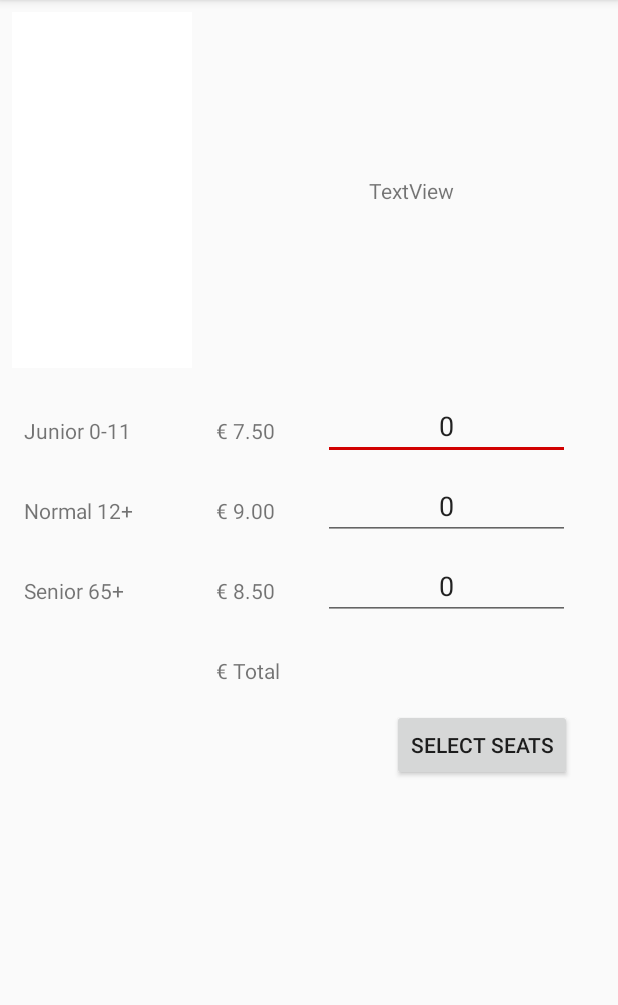
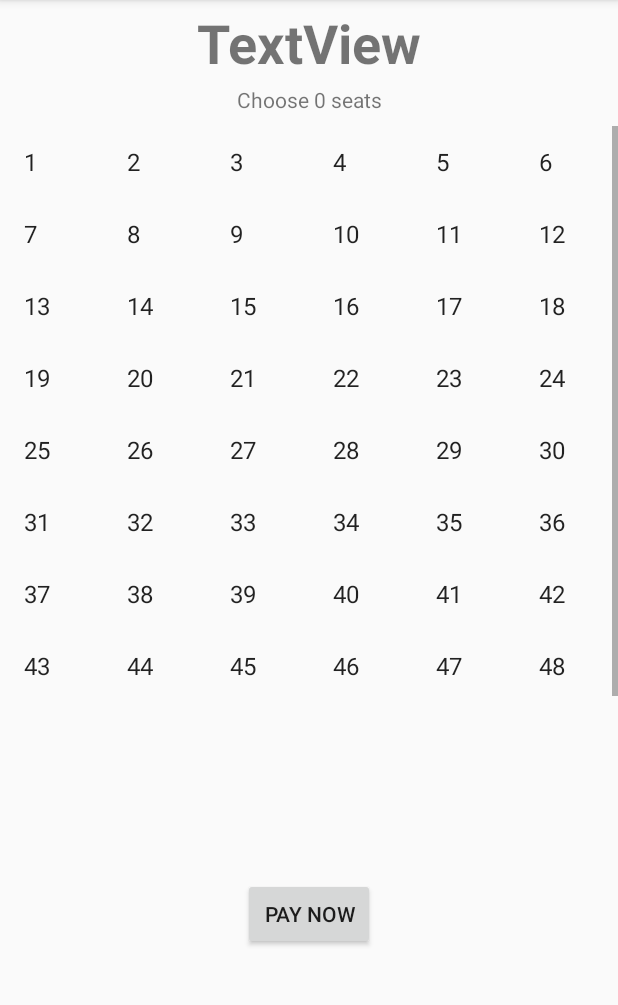
Before and after one commit to Teunimli/Bioscoop, an Android app: the TicketSelectActivity screen opened directly, with no data from a screen before it, after a tap on "SELECT SEATS", on a phone screen of 412 x 824 dp, the part 84-1089 px from its top. Run offline under Robolectric (Android 15) with nearby library versions, the phone set to English and light mode, and no system bars; our stand-ins replace Picasso; pictures from the network do not load; 3 statements that could not run were skipped.

Commit message:
Added: application flow adn SeatSelect Logic

```diff
--- a/App/Bioscopify/app/src/main/AndroidManifest.xml
+++ b/App/Bioscopify/app/src/main/AndroidManifest.xml
@@ -36,7 +36,7 @@
                 android:value=".PresentationLayer.MainActivity" />
         </activity>
         <activity android:name=".PresentationLayer.TicketSelectActivity" />
-        <activity android:name=".PresentationLayer.TicketSelectActivity"></activity>
+        <activity android:name=".PresentationLayer.SeatSelectActivity"/>
     </application>
 
 </manifest>
--- a/App/Bioscopify/app/src/main/java/com/example/rickyberg/bioscopify/PresentationLayer/DetailActivity.java
+++ b/App/Bioscopify/app/src/main/java/com/example/rickyberg/bioscopify/PresentationLayer/DetailActivity.java
@@ -83,6 +83,7 @@ private Movie item;
         //TICKET SELECT SCREEN
         Intent intent = new Intent(getApplicationContext(), TicketSelectActivity.class);
         intent.putExtra("MOVIEITEM", item);
+        intent.putExtra("TIME",time.getText());
         startActivity(intent);
     }
 }
--- a/App/Bioscopify/app/src/main/java/com/example/rickyberg/bioscopify/PresentationLayer/SeatSelectActivity.java
+++ b/App/Bioscopify/app/src/main/java/com/example/rickyberg/bioscopify/PresentationLayer/SeatSelectActivity.java
@@ -1,13 +1,17 @@
 package com.example.rickyberg.bioscopify.PresentationLayer;
 
+import android.content.Intent;
 import android.support.v7.app.AppCompatActivity;
 import android.os.Bundle;
 import android.view.View;
 import android.widget.AdapterView;
 import android.widget.ArrayAdapter;
+import android.widget.Button;
 import android.widget.GridView;
 import android.widget.TextView;
+import android.widget.Toast;
 
+import com.example.rickyberg.bioscopify.DomainLayer.Movie;
 import com.example.rickyberg.bioscopify.R;
 
 import java.util.ArrayList;
@@ -18,15 +22,31 @@ public class SeatSelectActivity extends AppCompatActivity {
     private ArrayAdapter<String> adapter;
     private int backposition = -1;
     private int seatCount;
+    private TextView title;
+    private TextView seats;
+    private Movie movie;
+    private Button nextbtn;
+    private int tickets;
+    private double price;
+    private String time;
     @Override
     protected void onCreate(Bundle savedInstanceState) {
         super.onCreate(savedInstanceState);
         setContentView(R.layout.activity_seat_select);
-        seatCount = 5;//AANTAL TICKETS GEKOCHT;
         numbers = new ArrayList();
         for (int i = 1; i <=48; i++) {
             numbers.add(""+i);
         }
+        title = (TextView) findViewById(R.id.tvTitleMovieSeatScreen);
+        seats = (TextView) findViewById(R.id.tvSeatCount);
+        nextbtn = (Button) findViewById(R.id.btNextSeatscreen);
+        movie = (Movie) getIntent().getSerializableExtra("MOVIE");
+        title.setText(movie.getTitle());
+        seatCount = (int) getIntent().getSerializableExtra("SEATS");
+        tickets = (int) getIntent().getSerializableExtra("SEATS");
+        price = (double) getIntent().getSerializableExtra("PRICE");
+        time = (String) getIntent().getSerializableExtra("TIME");
+        seats.setText("Choose "+seatCount+" seats");
         adapter = new ArrayAdapter<String>(this,android.R.layout.simple_list_item_1,numbers);
         gridView = (GridView) findViewById(R.id.gbSeatSelect);
         gridView.setAdapter(adapter);
@@ -45,6 +65,7 @@ public class SeatSelectActivity extends AppCompatActivity {
                         int text = i++;
                         GridViewItems.setText(""+i);
                         seatCount++;
+                        seats.setText("Choose "+seatCount+" seats");
 
                     }
                     else
@@ -53,6 +74,7 @@ public class SeatSelectActivity extends AppCompatActivity {
 
                         GridViewItems.setText(GridViewItems.getText()+".");
                         seatCount--;
+                        seats.setText("Choose "+seatCount+" seats");
                     }
 
                 }
@@ -66,10 +88,29 @@ public class SeatSelectActivity extends AppCompatActivity {
                         int text = i++;
                         GridViewItems.setText("" + i);
                         seatCount++;
+                        seats.setText("Choose "+seatCount+" seats");
                     }
                 }
 
             }
         });
+        nextbtn.setOnClickListener(new View.OnClickListener() {
+            @Override
+            public void onClick(View view) {
+                if (seatCount == 0)
+                {
+                    Intent intent = new Intent(getApplicationContext(), PayOrderActivity.class);
+                    intent.putExtra("MOVIE", movie);
+                    intent.putExtra("SEATS", tickets);
+                    intent.putExtra("PRICE", price);
+                    intent.putExtra("TIME", time);
+                    startActivity(intent);
+                }
+                else
+                {
+                    Toast.makeText(getApplicationContext(),"Not all seats selected",Toast.LENGTH_SHORT).show();
+                }
+            }
+        });
     }
 }
--- a/App/Bioscopify/app/src/main/java/com/example/rickyberg/bioscopify/PresentationLayer/TicketSelectActivity.java
+++ b/App/Bioscopify/app/src/main/java/com/example/rickyberg/bioscopify/PresentationLayer/TicketSelectActivity.java
@@ -25,6 +25,7 @@ public class TicketSelectActivity extends AppCompatActivity {
     private TextView totalPriceTv;
     private Button selectSeatsButton;
     private Movie selectedMovie;
+    private String time;
 
     private int nrOfJuniorTickets; // veranderen naar int
     private int nrOfNormalTickets;
@@ -40,6 +41,7 @@ public class TicketSelectActivity extends AppCompatActivity {
         setContentView(R.layout.activity_ticket_select);
 
         this.selectedMovie = (Movie) getIntent().getSerializableExtra("MOVIEITEM");
+        time = (String) getIntent().getSerializableExtra("TIME");
 
         this.posterIv = (ImageView) findViewById(R.id.imageView);
         this.titleTv = (TextView) findViewById(R.id.titleTv);
@@ -47,7 +49,17 @@ public class TicketSelectActivity extends AppCompatActivity {
         this.normalTicketsEt = (EditText) findViewById(R.id.normalTicketsEt);
         this.seniorTicketsEt = (EditText) findViewById(R.id.seniorTicketsEt);
         this.totalPriceTv = (TextView) findViewById(R.id.totalPriceTv);
-        this.selectSeatsButton = (Button) findViewById(R.id.selectSeatsBtn);
+        this.selectSeatsButton = (Button) findViewById(R.id.button2);
+        selectSeatsButton.setOnClickListener(new View.OnClickListener() {
+            @Override
+            public void onClick(View view) {
+                Intent intent = new Intent(getApplicationContext(), SeatSelectActivity.class);
+                intent.putExtra("MOVIE", selectedMovie);
+                intent.putExtra("SEATS",nrOfTotalSeatsSelected);
+                intent.putExtra("PRICE", totalPrice);
+                startActivity(intent);
+            }
+        });
 
         Picasso.with(this).load(selectedMovie.getPosterpath()).into(posterIv);
         titleTv.setText(selectedMovie.getTitle());
@@ -148,12 +160,4 @@ public class TicketSelectActivity extends AppCompatActivity {
         String stringDouble = Double.toString(totalPrice);
         totalPriceTv.setText("€ " + stringDouble);
     }
-
-    public void onClick(View view){
-        Intent intent = new Intent(getApplicationContext(), SeatSelectActivity.class);
-        intent.putExtra("MOVIEITEM", selectedMovie);
-        intent.putExtra("NROFSEATS",nrOfTotalSeatsSelected);
-        intent.putExtra("PRICE", totalPrice);
-        startActivity(intent);
-    }
 }
--- a/App/Bioscopify/app/src/main/res/layout/activity_seat_select.xml
+++ b/App/Bioscopify/app/src/main/res/layout/activity_seat_select.xml
@@ -12,7 +12,7 @@
         android:layout_height="wrap_content"
         android:layout_marginEnd="8dp"
         android:layout_marginStart="8dp"
-        android:layout_marginTop="8dp"
+        android:layout_marginTop="4dp"
         android:text="TextView"
         android:textSize="36sp"
         android:textStyle="bold"
@@ -26,7 +26,7 @@
         android:layout_height="wrap_content"
         android:layout_marginEnd="8dp"
         android:layout_marginStart="8dp"
-        android:layout_marginTop="8dp"
+        android:layout_marginTop="4dp"
         android:text="TextView"
         app:layout_constraintEnd_toEndOf="parent"
         app:layout_constraintStart_toStartOf="parent"
@@ -35,22 +35,25 @@
     <GridView
         android:id="@+id/gbSeatSelect"
         android:layout_width="0dp"
-        android:layout_height="352dp"
-        android:layout_marginTop="92dp"
+        android:layout_height="382dp"
+        android:layout_marginTop="84dp"
+        android:numColumns="6"
         app:layout_constraintEnd_toEndOf="parent"
+        app:layout_constraintHorizontal_bias="0.0"
         app:layout_constraintStart_toStartOf="parent"
         app:layout_constraintTop_toTopOf="parent" />
 
     <Button
-        android:id="@+id/btNextSeatScreen"
+        android:id="@+id/btNextSeatscreen"
         android:layout_width="wrap_content"
-        android:layout_height="45dp"
+        android:layout_height="wrap_content"
+        android:layout_marginBottom="16dp"
         android:layout_marginEnd="8dp"
         android:layout_marginStart="8dp"
-        android:layout_marginTop="8dp"
-        android:text="Betalen"
-        android:numColumns="6"
+        android:text="Pay Now"
+        app:layout_constraintBottom_toBottomOf="parent"
         app:layout_constraintEnd_toEndOf="parent"
         app:layout_constraintStart_toStartOf="parent"
         app:layout_constraintTop_toBottomOf="@+id/gbSeatSelect" />
+
 </android.support.constraint.ConstraintLayout>
--- a/App/Bioscopify/app/src/main/res/layout/activity_ticket_select.xml
+++ b/App/Bioscopify/app/src/main/res/layout/activity_ticket_select.xml
@@ -179,16 +179,16 @@
         app:layout_constraintTop_toBottomOf="@+id/seniorTicketsEt" />
 
     <Button
-        android:id="@+id/selectSeatsBtn"
+        android:id="@+id/button2"
         android:layout_width="wrap_content"
         android:layout_height="wrap_content"
+        android:layout_marginBottom="76dp"
         android:layout_marginEnd="8dp"
         android:layout_marginStart="8dp"
-        android:layout_marginTop="16dp"
-        android:onClick="onClick"
-        android:text="Select seats"
+        android:text="Select Seats"
+        app:layout_constraintBottom_toBottomOf="parent"
         app:layout_constraintEnd_toEndOf="parent"
-        app:layout_constraintStart_toStartOf="@+id/guideline5"
-        app:layout_constraintTop_toBottomOf="@+id/totalPriceTv" />
+        app:layout_constraintHorizontal_bias="0.871"
+        app:layout_constraintStart_toStartOf="parent" />
 
 </android.support.constraint.ConstraintLayout>
```
